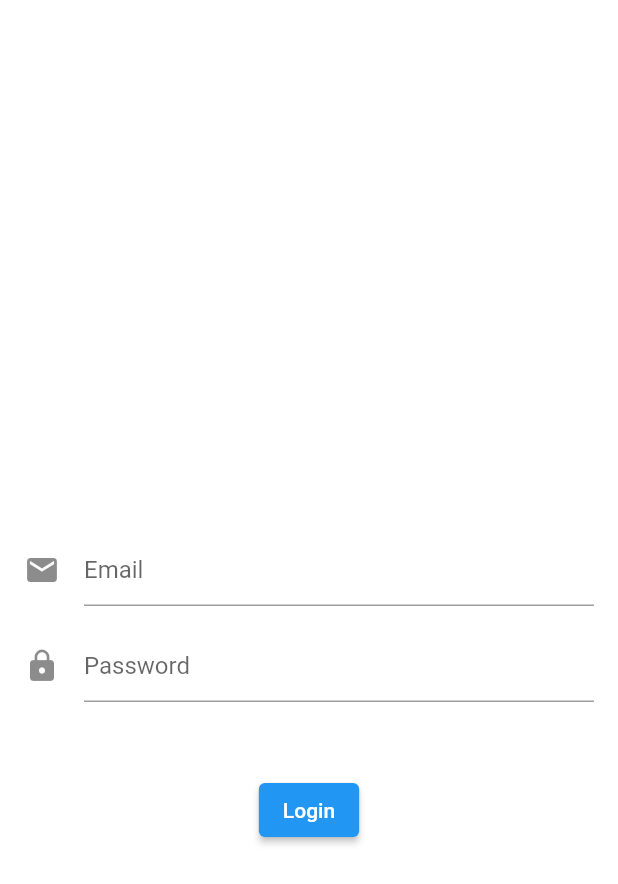
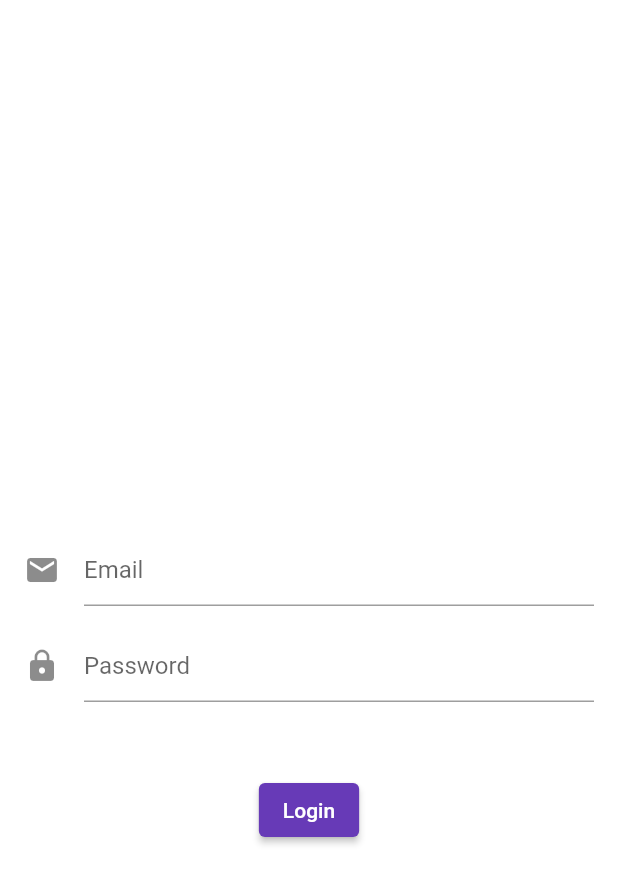
Before and after one commit to Alok-Joshi/CanteenOrderingSystem-App, a Flutter app: the screen it shows after launch, on a phone screen of 412 x 824 dp. Shown: the top 884 px of the screen. Run offline on Flutter 3.47's test engine with Material 2 defaults, Android fonts, the light colour scheme and no system bars; our stand-ins replace cloud_firestore, firebase_auth, firebase_core, get; missing offline and left inert: carp_core; accounts and stored records are empty.

Commit message:
Changed theme to purple

```diff
--- a/canteen_ordering_app/lib/main.dart
+++ b/canteen_ordering_app/lib/main.dart
@@ -23,7 +23,12 @@ class MyApp extends StatelessWidget {
       return GetMaterialApp(
       title: 'Ordering App',
       debugShowCheckedModeBanner: false,
-      home: LoginPage()
+      home: LoginPage(),
+      theme: ThemeData( primarySwatch: Colors.deepPurple,
+                        colorScheme: ColorScheme.fromSwatch(primarySwatch: Colors.deepPurple)
+      )
+
+
     );
   }
 }
--- a/canteen_ordering_app/lib/views/canteen_page.dart
+++ b/canteen_ordering_app/lib/views/canteen_page.dart
@@ -111,7 +111,7 @@ class _CanteenListPageState extends State<CanteenListPage> {
         ),
       ),
       appBar: AppBar(
-
+        title: Text("VishwaFoodie",style: TextStyle(color:Colors.white),),
         actions: [
           IconButton(icon: const Icon(Icons.shopping_cart),
                      tooltip: 'Open Cart',
```
